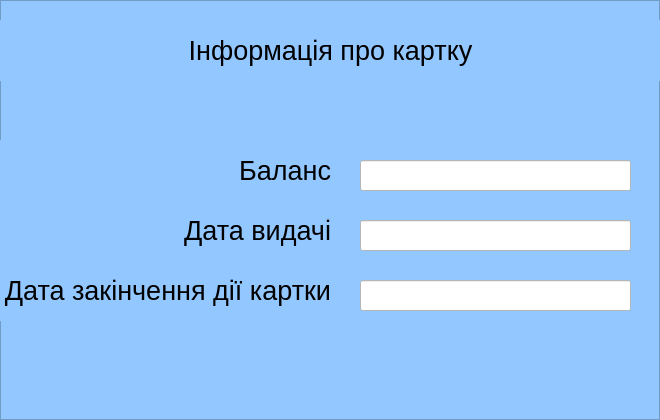
Qt form classes/gui/Information.ui (TheBiggestDaddy/ATM) before a commit.
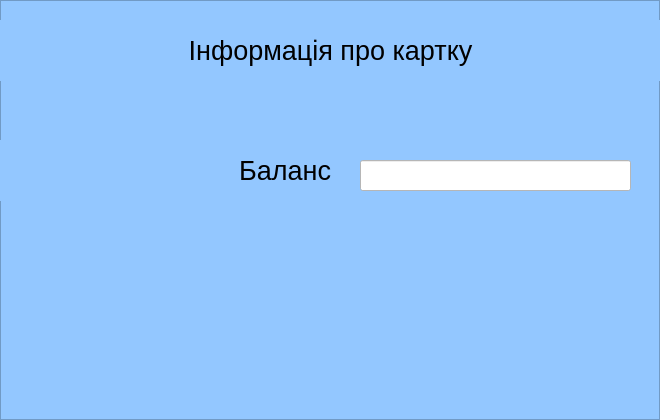
The same form after that commit.

Patch:
```diff
--- a/classes/gui/Information.ui
+++ b/classes/gui/Information.ui
@@ -54,38 +54,6 @@
     <enum>Qt::AutoText</enum>
    </property>
   </widget>
-  <widget class="QLabel" name="label_3">
-   <property name="geometry">
-    <rect>
-     <x>0</x>
-     <y>200</y>
-     <width>331</width>
-     <height>61</height>
-    </rect>
-   </property>
-   <property name="text">
-    <string>&lt;html&gt;&lt;head/&gt;&lt;body&gt;&lt;p align=&quot;right&quot;&gt;&lt;span style=&quot; font-size:20pt;&quot;&gt;Дата видачі&lt;/span&gt;&lt;/p&gt;&lt;/body&gt;&lt;/html&gt;</string>
-   </property>
-   <property name="textFormat">
-    <enum>Qt::AutoText</enum>
-   </property>
-  </widget>
-  <widget class="QLabel" name="label_4">
-   <property name="geometry">
-    <rect>
-     <x>0</x>
-     <y>260</y>
-     <width>331</width>
-     <height>61</height>
-    </rect>
-   </property>
-   <property name="text">
-    <string>&lt;html&gt;&lt;head/&gt;&lt;body&gt;&lt;p align=&quot;right&quot;&gt;&lt;span style=&quot; font-size:20pt;&quot;&gt;Дата закінчення дії картки&lt;/span&gt;&lt;/p&gt;&lt;/body&gt;&lt;/html&gt;</string>
-   </property>
-   <property name="textFormat">
-    <enum>Qt::AutoText</enum>
-   </property>
-  </widget>
   <widget class="QLineEdit" name="balance">
    <property name="enabled">
     <bool>false</bool>
@@ -107,48 +75,6 @@
     <string notr="true">background-color: rgb(255, 255, 255)</string>
    </property>
   </widget>
-  <widget class="QLineEdit" name="issue_date">
-   <property name="enabled">
-    <bool>false</bool>
-   </property>
-   <property name="geometry">
-    <rect>
-     <x>360</x>
-     <y>220</y>
-     <width>271</width>
-     <height>31</height>
-    </rect>
-   </property>
-   <property name="font">
-    <font>
-     <pointsize>16</pointsize>
-    </font>
-   </property>
-   <property name="styleSheet">
-    <string notr="true">background-color: rgb(255, 255, 255)</string>
-   </property>
-  </widget>
-  <widget class="QLineEdit" name="end_date">
-   <property name="enabled">
-    <bool>false</bool>
-   </property>
-   <property name="geometry">
-    <rect>
-     <x>360</x>
-     <y>280</y>
-     <width>271</width>
-     <height>31</height>
-    </rect>
-   </property>
-   <property name="font">
-    <font>
-     <pointsize>16</pointsize>
-    </font>
-   </property>
-   <property name="styleSheet">
-    <string notr="true">background-color: rgb(255, 255, 255)</string>
-   </property>
-  </widget>
  </widget>
  <resources/>
  <connections/>
```
